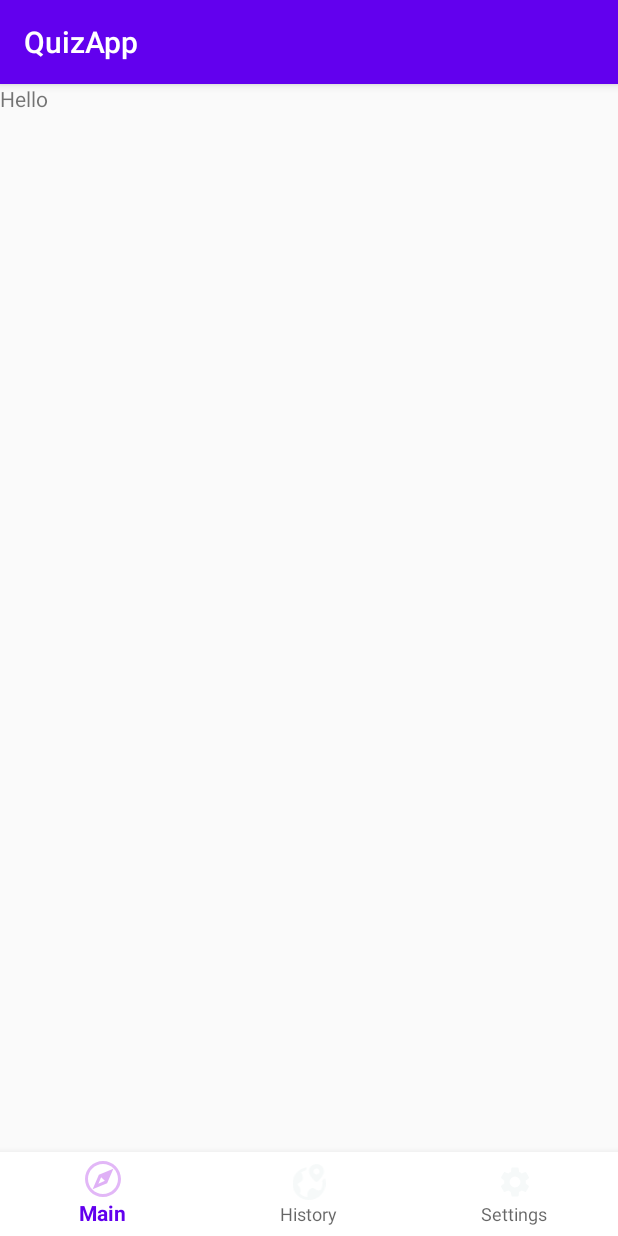
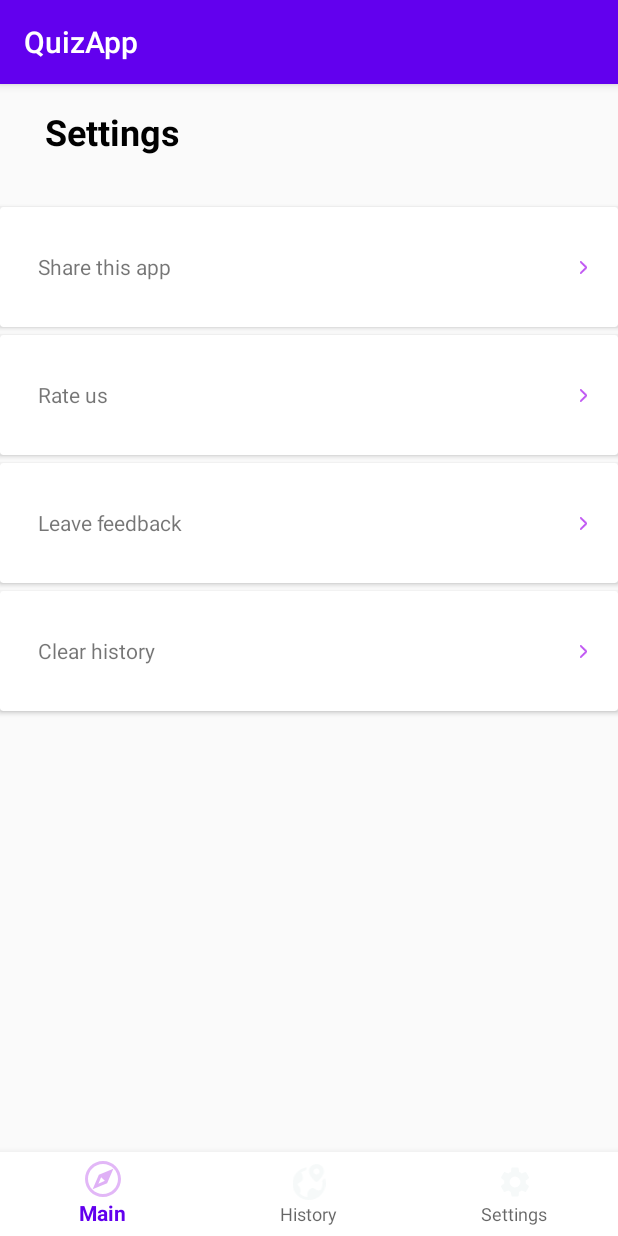
Before and after one commit to PavelMarusov/QuizApp, an Android app: the screen it shows after launch (MainActivity), item 3 of the bottom bar chosen, on a phone screen of 412 x 824 dp. Run offline under Robolectric (Android 15) with nearby library versions, the phone set to English and light mode, and no system bars.

Commit message:
дз 5: логика на скип, запрос чераз репозиторий, хистори фрагмент,репозиторий,setting fragment

```diff
--- a/app/src/main/java/com/example/quizapp/ui/presentation/question/QuestionActivity.java
+++ b/app/src/main/java/com/example/quizapp/ui/presentation/question/QuestionActivity.java
@@ -66,7 +66,7 @@ public class QuestionActivity extends AppCompatActivity {
     }
     public void getData(Integer amount, Integer category, String difficulty){
         Log.d("pop","getData");
-        viewModel.getQuestionsByRepository(amount,category,difficulty);
+        viewModel.getQuestions(amount,category,difficulty);
         viewModel.quizModelLiveData.observe(this, new Observer<QuizModel>() {
             @Override
             public void onChanged(QuizModel model) {
--- a/app/src/main/java/com/example/quizapp/ui/presentation/question/QuestionViewModel.java
+++ b/app/src/main/java/com/example/quizapp/ui/presentation/question/QuestionViewModel.java
@@ -31,17 +31,17 @@ public class QuestionViewModel extends ViewModel {
         }, amount, category, difficulty);
     }
 
-    public void getQuestionsByRepository(Integer amount, Integer category, String difficulty){
-        App.repository.getQuestions(new IQuizQuestionsService.QuestionsCallback() {
-            @Override
-            public void onSuccess(QuizModel model) {
-                quizModelLiveData.setValue(model);
-            }
-
-            @Override
-            public void onFailure(Throwable th) {
-
-            }
-        },amount,category,difficulty);
-    }
+//    public void getQuestionsByRepository(Integer amount, Integer category, String difficulty){
+//        App.repository.getQuestions(new IQuizQuestionsService.QuestionsCallback() {
+//            @Override
+//            public void onSuccess(QuizModel model) {
+//                quizModelLiveData.setValue(model);
+//            }
+//
+//            @Override
+//            public void onFailure(Throwable th) {
+//
+//            }
+//        },amount,category,difficulty);
+//    }
 }
--- /dev/null
+++ b/app/src/main/res/drawable/ic_stroke.xml
@@ -0,0 +1,10 @@
+<vector xmlns:android="http://schemas.android.com/apk/res/android"
+    android:width="6dp"
+    android:height="12dp"
+    android:viewportWidth="6"
+    android:viewportHeight="12">
+  <path
+      android:pathData="M0.2197,0.9697C0.5126,0.6768 0.9874,0.6768 1.2803,0.9697L5.7803,5.4697C6.0732,5.7626 6.0732,6.2374 5.7803,6.5303L1.2803,11.0303C0.9874,11.3232 0.5126,11.3232 0.2197,11.0303C-0.0732,10.7374 -0.0732,10.2626 0.2197,9.9697L4.1893,6L0.2197,2.0303C-0.0732,1.7374 -0.0732,1.2626 0.2197,0.9697Z"
+      android:fillColor="#BE52F2"
+      android:fillType="evenOdd"/>
+</vector>
--- a/app/src/main/res/layout/setting_fragment.xml
+++ b/app/src/main/res/layout/setting_fragment.xml
@@ -1,13 +1,159 @@
 <?xml version="1.0" encoding="utf-8"?>
-<FrameLayout xmlns:android="http://schemas.android.com/apk/res/android"
+<androidx.constraintlayout.widget.ConstraintLayout xmlns:android="http://schemas.android.com/apk/res/android"
     xmlns:tools="http://schemas.android.com/tools"
     android:layout_width="match_parent"
     android:layout_height="match_parent"
+    xmlns:app="http://schemas.android.com/apk/res-auto"
     tools:context=".ui.fragment.setting.SettingFragment">
 
     <TextView
+        android:id="@+id/setting"
+        android:layout_width="180dp"
+        android:layout_height="wrap_content"
+        android:text="Settings"
+        android:textColor="#000000"
+        android:textSize="24sp"
+        android:textStyle="bold"
+        android:layout_marginTop="15dp"
+        app:layout_constraintTop_toTopOf="parent"
+        app:layout_constraintStart_toStartOf="parent"
+        android:layout_marginStart="30dp"/>
+
+    <androidx.cardview.widget.CardView
+        android:id="@+id/shape"
         android:layout_width="match_parent"
-        android:layout_height="match_parent"
-        android:text="Hello" />
+        android:layout_height="80dp"
+        android:layout_marginTop="34dp"
+        app:layout_constraintTop_toBottomOf="@id/setting">
+        <androidx.constraintlayout.widget.ConstraintLayout
+            android:layout_width="match_parent"
+            android:layout_height="match_parent">
+            <TextView
+                android:id="@+id/text"
+                android:layout_width="110dp"
+                android:layout_height="20dp"
+                android:text="Share this app"
+                app:layout_constraintTop_toTopOf="parent"
+                app:layout_constraintBottom_toBottomOf="parent"
+                app:layout_constraintStart_toStartOf="parent"
+                android:layout_marginStart="25dp"/>
+            <ImageView
+                android:id="@+id/icon"
+                android:layout_width="6dp"
+                android:layout_height="10dp"
+                app:layout_constraintTop_toTopOf="parent"
+                app:layout_constraintBottom_toBottomOf="parent"
+                app:layout_constraintEnd_toEndOf="parent"
+                android:src="@drawable/ic_stroke"
+                android:layout_marginEnd="20dp"/>
 
-</FrameLayout>
+
+        </androidx.constraintlayout.widget.ConstraintLayout>
+
+
+    </androidx.cardview.widget.CardView>
+
+
+    <androidx.cardview.widget.CardView
+        android:id="@+id/rate"
+        android:layout_width="match_parent"
+        android:layout_height="80dp"
+        android:layout_marginTop="5dp"
+        app:layout_constraintTop_toBottomOf="@id/shape">
+        <androidx.constraintlayout.widget.ConstraintLayout
+            android:layout_width="match_parent"
+            android:layout_height="match_parent">
+            <TextView
+                android:id="@+id/text_rate"
+                android:layout_width="110dp"
+                android:layout_height="20dp"
+                android:text="Rate us"
+                app:layout_constraintTop_toTopOf="parent"
+                app:layout_constraintBottom_toBottomOf="parent"
+                app:layout_constraintStart_toStartOf="parent"
+                android:layout_marginStart="25dp"/>
+            <ImageView
+                android:id="@+id/icon_rate"
+                android:layout_width="6dp"
+                android:layout_height="10dp"
+                app:layout_constraintTop_toTopOf="parent"
+                app:layout_constraintBottom_toBottomOf="parent"
+                app:layout_constraintEnd_toEndOf="parent"
+                android:src="@drawable/ic_stroke"
+                android:layout_marginEnd="20dp"/>
+
+
+        </androidx.constraintlayout.widget.ConstraintLayout>
+
+
+    </androidx.cardview.widget.CardView>
+
+    <androidx.cardview.widget.CardView
+        android:id="@+id/feedback"
+        android:layout_width="match_parent"
+        android:layout_height="80dp"
+        android:layout_marginTop="5dp"
+        app:layout_constraintTop_toBottomOf="@id/rate">
+        <androidx.constraintlayout.widget.ConstraintLayout
+            android:layout_width="match_parent"
+            android:layout_height="match_parent">
+            <TextView
+                android:id="@+id/text_feedback"
+                android:layout_width="110dp"
+                android:layout_height="20dp"
+                android:text="Leave feedback"
+                app:layout_constraintTop_toTopOf="parent"
+                app:layout_constraintBottom_toBottomOf="parent"
+                app:layout_constraintStart_toStartOf="parent"
+                android:layout_marginStart="25dp"/>
+            <ImageView
+                android:id="@+id/icon_feedback"
+                android:layout_width="6dp"
+                android:layout_height="10dp"
+                app:layout_constraintTop_toTopOf="parent"
+                app:layout_constraintBottom_toBottomOf="parent"
+                app:layout_constraintEnd_toEndOf="parent"
+                android:src="@drawable/ic_stroke"
+                android:layout_marginEnd="20dp"/>
+
+
+        </androidx.constraintlayout.widget.ConstraintLayout>
+
+
+    </androidx.cardview.widget.CardView>
+
+    <androidx.cardview.widget.CardView
+        android:id="@+id/clear"
+        android:layout_width="match_parent"
+        android:layout_height="80dp"
+        android:layout_marginTop="5dp"
+        app:layout_constraintTop_toBottomOf="@id/feedback">
+        <androidx.constraintlayout.widget.ConstraintLayout
+            android:layout_width="match_parent"
+            android:layout_height="match_parent">
+            <TextView
+                android:id="@+id/text_clear"
+                android:layout_width="110dp"
+                android:layout_height="20dp"
+                android:text="Clear history"
+                app:layout_constraintTop_toTopOf="parent"
+                app:layout_constraintBottom_toBottomOf="parent"
+                app:layout_constraintStart_toStartOf="parent"
+                android:layout_marginStart="25dp"/>
+            <ImageView
+                android:id="@+id/icon_clear"
+                android:layout_width="6dp"
+                android:layout_height="10dp"
+                app:layout_constraintTop_toTopOf="parent"
+                app:layout_constraintBottom_toBottomOf="parent"
+                app:layout_constraintEnd_toEndOf="parent"
+                android:src="@drawable/ic_stroke"
+                android:layout_marginEnd="20dp"/>
+
+
+        </androidx.constraintlayout.widget.ConstraintLayout>
+
+
+    </androidx.cardview.widget.CardView>
+
+</androidx.constraintlayout.widget.ConstraintLayout>
```
